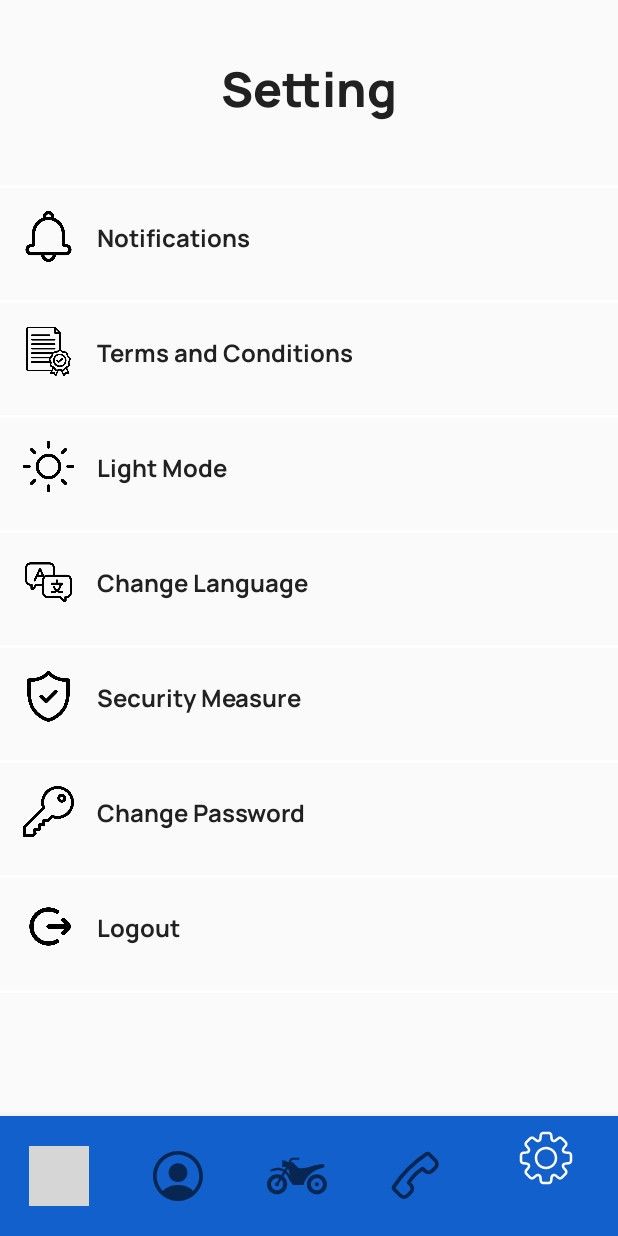
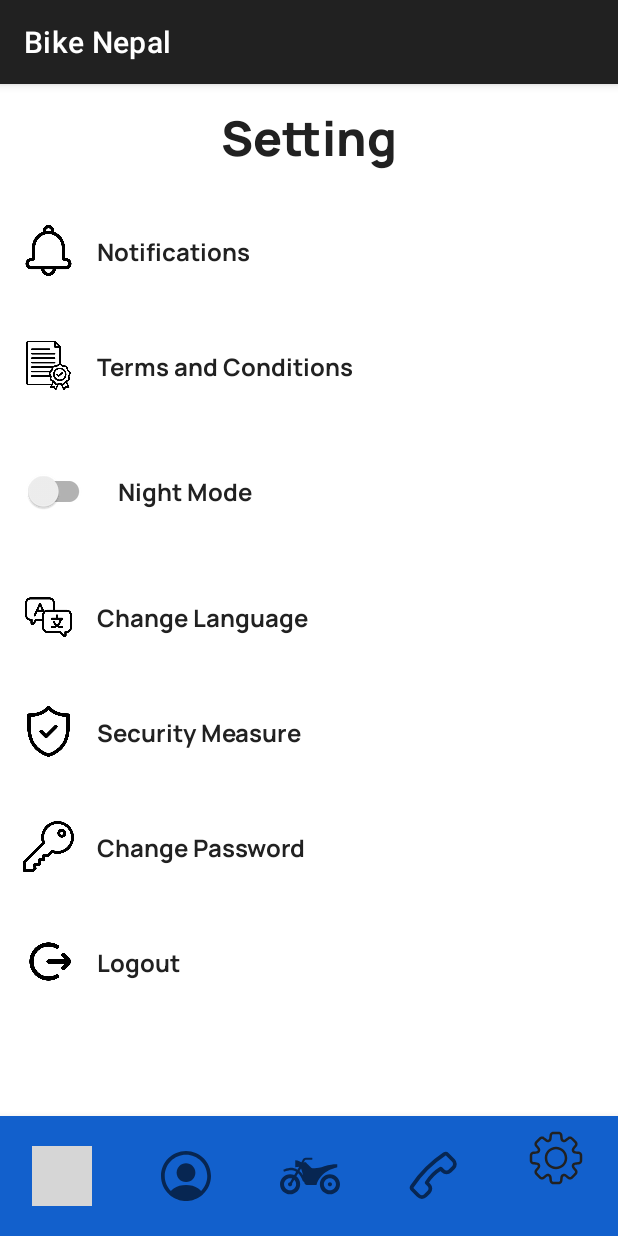
Before and after one commit to RinchenYonjan/BikeNepal, an Android app: the MainActivity screen opened directly, with no data from a screen before it, item 5 of the bottom bar chosen, on a phone screen of 412 x 824 dp. Run offline under Robolectric (Android 15) with nearby library versions, the phone set to English and light mode, and no system bars; grey boxes are pictures that could not be loaded.

Commit message:
Merge remote changes

```diff
--- a/app/src/main/AndroidManifest.xml
+++ b/app/src/main/AndroidManifest.xml
@@ -35,8 +35,7 @@
         </activity>
         <activity
             android:name=".view.WelcomeActivity"
-            android:exported="false"
-            android:theme="@style/Theme.BikeNepal" />
+            android:exported="false" />
         <activity
             android:name=".view.MainIntroActivity"
             android:exported="false" />
--- a/app/src/main/java/com/example/bikenepal/MainActivity.java
+++ b/app/src/main/java/com/example/bikenepal/MainActivity.java
@@ -19,13 +19,12 @@ import androidx.fragment.app.Fragment;
 import com.example.bikenepal.view.BikeFragment;
 import com.example.bikenepal.view.ContactFragment;
 import com.example.bikenepal.view.HomeFragment;
-import com.example.bikenepal.view.LoginActivity;
 import com.example.bikenepal.view.ProfileFragment;
 import com.example.bikenepal.view.SettingFragment;
 import com.google.android.material.bottomnavigation.BottomNavigationView;
 import com.google.android.material.navigation.NavigationBarView;
 
-public class MainActivity extends AppCompatActivity implements NavigationBarView.OnItemSelectedListener, SettingFragment.OnSettingFragmentInteractionListener {
+public class MainActivity extends AppCompatActivity implements NavigationBarView.OnItemSelectedListener{
 
 
     BottomNavigationView bottomNavigationView;
@@ -44,19 +43,6 @@ public class MainActivity extends AppCompatActivity implements NavigationBarView
         bottomNavigationView = findViewById(R.id.bottomNavigationView);
         bottomNavigationView.setOnItemSelectedListener(this);
         bottomNavigationView.setSelectedItemId(R.id.home);
-
-        // Load the preferred theme from SharedPreferences
-        SharedPreferences sharedPreferences = getSharedPreferences("user_preferences", MODE_PRIVATE);
-        boolean isDarkMode = sharedPreferences.getBoolean("dark_mode", false);
-
-        if (isDarkMode) {
-            AppCompatDelegate.setDefaultNightMode(AppCompatDelegate.MODE_NIGHT_YES);
-        } else {
-            AppCompatDelegate.setDefaultNightMode(AppCompatDelegate.MODE_NIGHT_NO);
-        }
-
-        // Load the default fragment
-        getSupportFragmentManager().beginTransaction().replace(R.id.container, home).commit();
     }
 
 
@@ -82,31 +68,6 @@ public class MainActivity extends AppCompatActivity implements NavigationBarView
             return true;
         }
         return false;
-    }
-
-
-    @Override
-    public void onToggleTheme() {
-        toggleTheme();
-    }
-
-
-    // Call this method to switch between dark mode and light mode
-    public void toggleTheme() {
-        SharedPreferences sharedPreferences = getSharedPreferences("user_preferences", MODE_PRIVATE);
-        SharedPreferences.Editor editor = sharedPreferences.edit();
-        boolean isDarkMode = sharedPreferences.getBoolean("dark_mode", false);
-
-        if (isDarkMode) {
-            AppCompatDelegate.setDefaultNightMode(AppCompatDelegate.MODE_NIGHT_NO);
-            editor.putBoolean("dark_mode", false);
-        } else {
-            AppCompatDelegate.setDefaultNightMode(AppCompatDelegate.MODE_NIGHT_YES);
-            editor.putBoolean("dark_mode", true);
-        }
-
-        editor.apply();
-        recreate(); // Recreate activity to apply theme
     }
 
 
--- a/app/src/main/java/com/example/bikenepal/controller/retrofit/RetrofitClient.java
+++ b/app/src/main/java/com/example/bikenepal/controller/retrofit/RetrofitClient.java
@@ -38,7 +38,6 @@ public class RetrofitClient extends AppCompatActivity {
 
         Call<UserModel> call = api.register(userModel);
         call.enqueue(new Callback<UserModel>() {
-
 
             // Method on response of user register
             @Override
@@ -89,6 +88,7 @@ public class RetrofitClient extends AppCompatActivity {
                     Intent intent = new Intent(activity, MainActivity.class);
                     activity.startActivity(intent);
                 } else {
+
                     Log.d("login", "Login request failed with response code: " + response.code());
 
                     // Check the response code and show appropriate message
@@ -102,8 +102,10 @@ public class RetrofitClient extends AppCompatActivity {
                     }
 
                     Toast.makeText(activity, message, Toast.LENGTH_SHORT).show();
+
                 }
             }
+
 
             // Method on failure of user login
             @Override
@@ -111,6 +113,7 @@ public class RetrofitClient extends AppCompatActivity {
                 // Log the request URL for debugging
                 Log.d("login", "Request URL: " + call.request().url());
                 Log.d("login", "Login request failed: " + t.getMessage());
+
 
                 String message;
                 if (t instanceof UnknownHostException) {
--- a/app/src/main/java/com/example/bikenepal/view/BikeFragment.java
+++ b/app/src/main/java/com/example/bikenepal/view/BikeFragment.java
@@ -44,6 +44,7 @@ public class BikeFragment extends Fragment {
         bike.add(new BikeModel("Kawasaki H2R", "Price: RS 12,808,451", "Fuel Tank: 17L", R.drawable.kawasakih2r, "https://www.kawasaki.com/en-us/motorcycle/ninja/hypersport/ninja-h2r"));
         bike.add(new BikeModel("Aprilla RSV4 1100", "Price: RS 5,011,137", "Fuel Tank: 17.9L", R.drawable.aprillars4, "https://www.aprilia.com/en_EN/models/rsv4/rsv4-factory-1100-4s4v-2023/"));
         bike.add(new BikeModel("TVS RTR200 4V", "Price: RS 4,24,900", "Fuel Tank: 12L", R.drawable.tvsrtr200, "https://tvsnepal.com/product/apache-rtr-200-4v-bs6"));
+        bike.add(new BikeModel("Ducati Panigale V4", "Price: RS 47,00,000", "Fuel Tank: 17L", R.drawable.ducatipanigalev4, "https://ducatiasiapacific.com/nepal/model/new-panigale-v4/"));
 
 
         recyclerView.setLayoutManager(new LinearLayoutManager(getContext()));
--- a/app/src/main/java/com/example/bikenepal/view/LoginActivity.java
+++ b/app/src/main/java/com/example/bikenepal/view/LoginActivity.java
@@ -67,7 +67,7 @@ public class LoginActivity extends AppCompatActivity {
         String password = passwordlogin.getText().toString().trim();
 
         if (username.isEmpty() || password.isEmpty()) {
-            Toast.makeText(getApplicationContext(), "Username and Password are required", Toast.LENGTH_LONG).show();
+            Toast.makeText(getApplicationContext(), "Username and Password are required", Toast.LENGTH_SHORT).show();
         } else {
             // Create RetrofitClient instance and attempt login
             RetrofitClient retrofitClient = new RetrofitClient();
--- a/app/src/main/java/com/example/bikenepal/view/SettingFragment.java
+++ b/app/src/main/java/com/example/bikenepal/view/SettingFragment.java
@@ -1,34 +1,32 @@
 package com.example.bikenepal.view;
 
+import static android.content.Context.MODE_PRIVATE;
+
+import android.content.SharedPreferences;
 import android.os.Bundle;
 import android.view.LayoutInflater;
 import android.view.View;
 import android.view.ViewGroup;
-import android.widget.ImageButton;
+import android.widget.CompoundButton;
 import android.widget.LinearLayout;
 import android.widget.Toast;
 
+import androidx.appcompat.app.AppCompatDelegate;
+import androidx.appcompat.widget.SwitchCompat;
 import androidx.fragment.app.Fragment;
 
 import com.example.bikenepal.R;
 
-
 public class SettingFragment extends Fragment {
 
-
-    LinearLayout exitButton, themeToggleButton;
-    private OnSettingFragmentInteractionListener mListener;
-    private boolean isInitialImage = true;
-
-
-    public interface OnSettingFragmentInteractionListener {
-        void onToggleTheme();
-    }
-
+    LinearLayout exitButton;
+    private static final String PREFS_NAME = "theme_prefs";
+    private static final String KEY_THEME = "theme";
 
     @Override
     public void onCreate(Bundle savedInstanceState) {
         super.onCreate(savedInstanceState);
+        // Initialization that does not involve the fragment's view hierarchy
     }
 
     @Override
@@ -36,25 +34,41 @@ public class SettingFragment extends Fragment {
         // Inflate the layout for this fragment
         View view = inflater.inflate(R.layout.fragment_setting, container, false);
 
+        SharedPreferences preferences = requireContext().getSharedPreferences(PREFS_NAME, MODE_PRIVATE);
+        boolean isNightMode = preferences.getBoolean(KEY_THEME, false);
+
+        if (isNightMode) {
+            AppCompatDelegate.setDefaultNightMode(AppCompatDelegate.MODE_NIGHT_YES);
+        } else {
+            AppCompatDelegate.setDefaultNightMode(AppCompatDelegate.MODE_NIGHT_NO);
+        }
+
+        SwitchCompat switchDarkMode = view.findViewById(R.id.themeToggleButton);
+        switchDarkMode.setChecked(isNightMode);
+
+        switchDarkMode.setOnCheckedChangeListener(new CompoundButton.OnCheckedChangeListener() {
+            @Override
+            public void onCheckedChanged(CompoundButton buttonView, boolean isChecked) {
+                if (isChecked) {
+                    AppCompatDelegate.setDefaultNightMode(AppCompatDelegate.MODE_NIGHT_YES);
+                } else {
+                    AppCompatDelegate.setDefaultNightMode(AppCompatDelegate.MODE_NIGHT_NO);
+                }
+
+                SharedPreferences.Editor editor = preferences.edit();
+                editor.putBoolean(KEY_THEME, isChecked);
+                editor.apply();
+            }
+        });
+
         exitButton = view.findViewById(R.id.layoutlogout);
         exitButton.setOnClickListener(new View.OnClickListener() {
             @Override
             public void onClick(View v) {
                 if (getActivity() != null) {
-                    getActivity().finish(); //Closing fragment
+                    getActivity().finish(); // Closing fragment
                 }
-                Toast.makeText(getContext().getApplicationContext(), "Logging out!", Toast.LENGTH_LONG).show();
-            }
-        });
-
-
-        themeToggleButton = view.findViewById(R.id.themeToggleButton);
-        themeToggleButton.setOnClickListener(new View.OnClickListener() {
-            @Override
-            public void onClick(View v) {
-                if (mListener != null) {
-                    mListener.onToggleTheme();
-                }
+                Toast.makeText(requireContext().getApplicationContext(), "Logging out!", Toast.LENGTH_LONG).show();
             }
         });
 
--- a/app/src/main/res/layout/activity_main_intro.xml
+++ b/app/src/main/res/layout/activity_main_intro.xml
@@ -38,7 +38,7 @@
         android:background="@null"
         android:layout_margin="25dp"
         app:layout_constraintStart_toStartOf="parent"
-        app:layout_constraintBottom_toBottomOf="parent"/>
+        app:layout_constraintBottom_toBottomOf="parent" />
 
     <!-- next button -->
     <Button
@@ -53,7 +53,7 @@
         android:background="@null"
         android:layout_margin="25dp"
         app:layout_constraintEnd_toEndOf="parent"
-        app:layout_constraintBottom_toBottomOf="parent"/>
+        app:layout_constraintBottom_toBottomOf="parent" />
 
 
 </androidx.constraintlayout.widget.ConstraintLayout>
--- a/app/src/main/res/layout/activity_welcome.xml
+++ b/app/src/main/res/layout/activity_welcome.xml
@@ -46,7 +46,8 @@
             android:textColor="#ffffff"
             android:fontFamily="@font/manrope_semibold"
             android:textSize="16sp"
-            android:textAllCaps="false"/>
+            android:textAllCaps="false"
+            style="@style/BUTTON" />
 
 
         <!-- Register button -->
@@ -60,7 +61,8 @@
             android:text="Register"
             android:textSize="16sp"
             android:textColor="#ffffff"
-            android:textAllCaps="false"/>
+            android:textAllCaps="false"
+            style="@style/BUTTON" />
 
     </LinearLayout>
 
--- a/app/src/main/res/layout/fragment_setting.xml
+++ b/app/src/main/res/layout/fragment_setting.xml
@@ -5,7 +5,8 @@
     android:layout_width="match_parent"
     android:layout_height="match_parent"
     tools:context=".view.SettingFragment"
-    android:layout_gravity="center">
+    android:layout_gravity="center"
+    style="@style/SCREEN" >
 
     <!-- Setting -->
     <TextView
@@ -20,7 +21,8 @@
         app:layout_constraintBottom_toTopOf="@+id/linearLayout"
         app:layout_constraintEnd_toEndOf="parent"
         app:layout_constraintStart_toStartOf="parent"
-        app:layout_constraintTop_toTopOf="parent" />
+        app:layout_constraintTop_toTopOf="parent"
+        style="@style/TEXT" />
 
     <!-- linear layout -->
     <LinearLayout
@@ -63,7 +65,8 @@
                 android:fontFamily="@font/manrope_bold"
                 android:textColor="#212121"
                 android:textSize="16sp"
-                android:textStyle="bold" />
+                android:textStyle="bold"
+                style="@style/TEXT" />
 
         </LinearLayout>
 
@@ -97,7 +100,8 @@
                 android:fontFamily="@font/manrope_bold"
                 android:textColor="#212121"
                 android:textSize="16sp"
-                android:textStyle="bold" />
+                android:textStyle="bold"
+                style="@style/TEXT" />
 
         </LinearLayout>
 
@@ -110,30 +114,27 @@
 
         <!-- Dark and Light Mode -->
         <LinearLayout
-            android:id="@+id/themeToggleButton"
             android:layout_width="match_parent"
             android:layout_height="wrap_content"
             android:orientation="horizontal"
             android:foreground="?attr/selectableItemBackground">
 
-            <ImageButton
-                android:id="@+id/modeImage"
-                android:layout_width="34dp"
-                android:layout_height="34dp"
-                android:background="@android:color/transparent"
-                android:scaleType="centerCrop"
-                android:src="@drawable/light"
-                android:layout_margin="15dp" />
+            <androidx.appcompat.widget.SwitchCompat
+                android:id="@+id/themeToggleButton"
+                android:layout_width="wrap_content"
+                android:layout_height="wrap_content"
+                android:layout_margin="15dp"/>
 
             <TextView
                 android:layout_width="wrap_content"
                 android:layout_height="wrap_content"
                 android:layout_gravity="center"
-                android:text="Light Mode"
+                android:text="Night Mode"
                 android:fontFamily="@font/manrope_bold"
                 android:textColor="#212121"
                 android:textSize="16sp"
-                android:textStyle="bold" />
+                android:textStyle="bold"
+                style="@style/TEXT" />
 
         </LinearLayout>
 
@@ -167,7 +168,8 @@
                 android:fontFamily="@font/manrope_bold"
                 android:textColor="#212121"
                 android:textSize="16sp"
-                android:textStyle="bold" />
+                android:textStyle="bold"
+                style="@style/TEXT" />
 
         </LinearLayout>
 
@@ -201,7 +203,8 @@
                 android:fontFamily="@font/manrope_bold"
                 android:textColor="#212121"
                 android:textSize="16sp"
-                android:textStyle="bold" />
+                android:textStyle="bold"
+                style="@style/TEXT" />
 
         </LinearLayout>
 
@@ -235,7 +238,8 @@
                 android:fontFamily="@font/manrope_bold"
                 android:textColor="#212121"
                 android:textSize="16sp"
-                android:textStyle="bold" />
+                android:textStyle="bold"
+                style="@style/TEXT" />
 
         </LinearLayout>
 
@@ -270,7 +274,8 @@
                 android:fontFamily="@font/manrope_bold"
                 android:textColor="#212121"
                 android:textSize="16sp"
-                android:textStyle="bold" />
+                android:textStyle="bold"
+                style="@style/TEXT" />
 
         </LinearLayout>
 
--- a/app/src/main/res/values-night/themes.xml
+++ b/app/src/main/res/values-night/themes.xml
@@ -1,12 +1,30 @@
 <resources xmlns:tools="http://schemas.android.com/tools">
 
-    <!-- Base application theme. -->
-    <style name="AppTheme.BikeNepal" parent="Theme.AppCompat.DayNight.DarkActionBar">
-        <item name="colorPrimary">@color/colorPrimaryDarkMode</item>
-        <item name="colorPrimaryDark">@color/colorPrimaryDarkDarkMode</item>
-        <item name="colorAccent">@color/colorAccentDarkMode</item>
+    <style name="Theme.BikeNepal" parent="Theme.MaterialComponents.DayNight.DarkActionBar">
+
     </style>
 
-    <style name="Theme.BikeNepal" parent="Base.Theme.BikeNepal" />
+    <!-- Dark Mode -->
+    <!-- Screen background color if light mode on -->
+    <style name="SCREEN">
+        <item name="android:background">#000</item>
+    </style>
+
+    <!-- Edit Text background color if light mode on -->
+    <style name="EDITTEXT">
+        <item name="android:background">#4C4C4C</item>
+        <item name="android:textColor">#FFFFFF</item>
+    </style>
+
+    <!-- Texts color if light mode on -->
+    <style name="TEXT">
+        <item name="android:textColor">#FFF</item>
+    </style>
+
+    <!-- Button background color if light mode on -->
+    <style name="BUTTON">
+        <item name="android:background">#01347A</item>
+        <item name="android:textColor">#FFF</item>
+    </style>
 
 </resources>
--- a/app/src/main/res/values/colors.xml
+++ b/app/src/main/res/values/colors.xml
@@ -1,11 +1,8 @@
 <?xml version="1.0" encoding="utf-8"?>
 <resources>
+    <color name="white">#FFFFFF</color>
+    <color name="black">#000000</color>
 
-    <color name="black">#FF000000</color>
-    <color name="white">#FFFFFFFF</color>
-    <color name="light_black">#454545</color>
-    <color name="colorPrimary">#6200EE</color>
-    <color name="colorPrimaryDark">#3700B3</color>
-    <color name="colorAccent">#03DAC5</color>
+
 
 </resources>
--- a/app/src/main/res/values/themes.xml
+++ b/app/src/main/res/values/themes.xml
@@ -1,13 +1,30 @@
 <resources xmlns:tools="http://schemas.android.com/tools">
 
-    <!-- Base application theme. -->
-    <style name="Base.Theme.BikeNepal" parent="Theme.AppCompat.Light.NoActionBar">
-        <!-- Customize your theme here. -->
-        <item name="colorPrimary">@color/white</item>
-        <item name="colorPrimaryDark">@color/colorPrimaryDark</item>
-        <item name="colorAccent">@color/colorAccent</item>
+    <style name="Theme.BikeNepal" parent="Theme.MaterialComponents.DayNight.DarkActionBar">
+
     </style>
 
-    <style name="Theme.BikeNepal" parent="Base.Theme.BikeNepal" />
+    <!-- Light Mode -->
+    <!-- Screen background color if light mode on -->
+    <style name="SCREEN">
+        <item name="android:background">#FFF</item>
+    </style>
+
+    <!-- Edit Text background color if light mode on -->
+    <style name="EDITTEXT">
+        <item name="android:background">#FFF</item>
+        <item name="android:textColor">#000</item>
+    </style>
+
+    <!-- Texts color if light mode on -->
+    <style name="TEXT">
+        <item name="android:textColor">#000</item>
+    </style>
+
+    <!-- Button background color if light mode on -->
+    <style name="BUTTON">
+        <item name="android:background">#1260cc</item>
+        <item name="android:textColor">#FFF</item>
+    </style>
 
 </resources>
```
Also changed, not shown: app/src/main/res/layout/activity_login.xml (+6 -3 lines), app/src/main/res/layout/activity_register.xml (+10 -5 lines), app/src/main/res/layout/fragment_contact.xml (+19 -11 lines), app/src/main/res/layout/fragment_home.xml (+7 -6 lines), app/src/main/res/layout/fragment_profile.xml (+7 -4 lines), app/src/main/res/layout/fragment_recyclerview_holder.xml (+10 -5 lines), app/src/main/res/values/colors-night.xml (deleted, +0 -8 lines), 1 other file.
